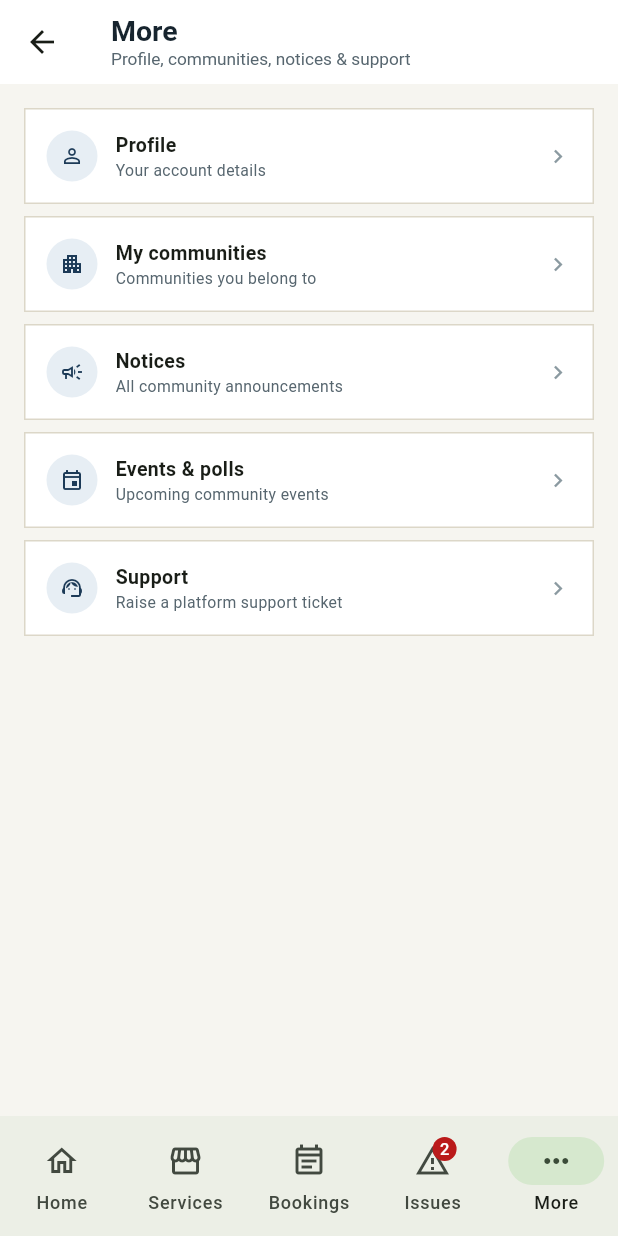
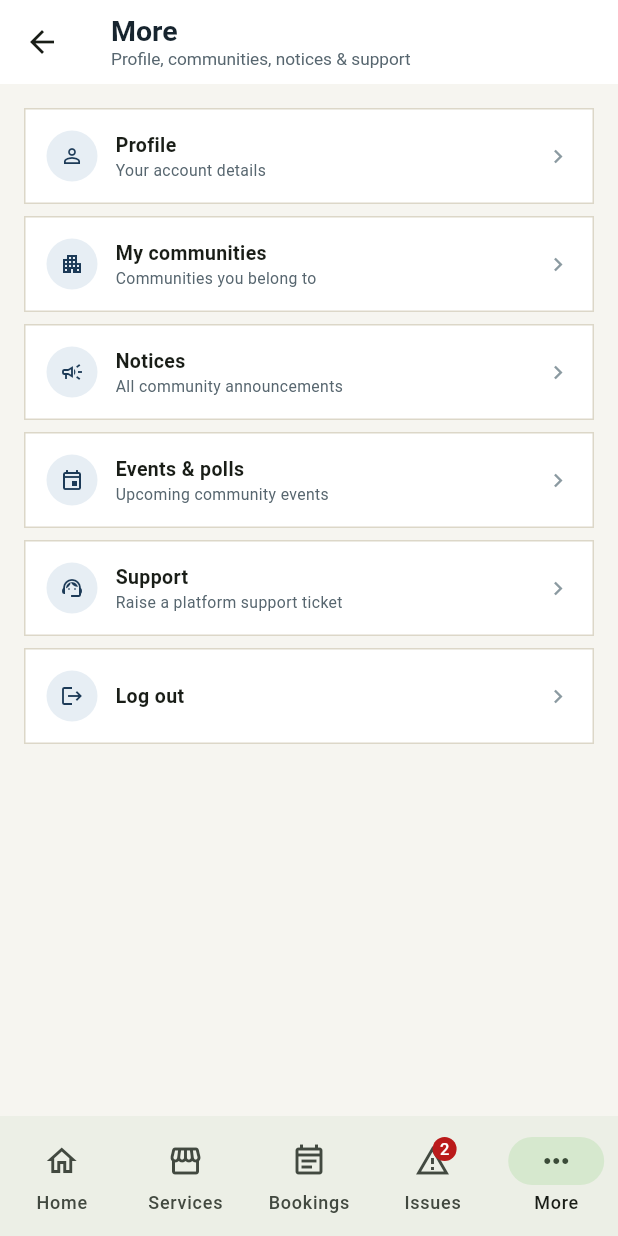
Before and after one commit to Jathin4/neighbourhood-, a Flutter app: the ResidentShell screen opened directly, item 5 of the bottom bar chosen, on a phone screen of 412 x 824 dp. Run offline on Flutter 3.47's test engine with Material 3 defaults, Android fonts, the phone set to English and light mode, and no system bars; our stand-ins replace dio, flutter_riverpod, flutter_secure_storage, go_router; accounts and stored records are empty; network calls fail.

Commit message:
Add Log out directly to Resident's More menu (was only inside Profile)
Matches the Provider portal's convention — sign-out lives at the top-level
More menu, not nested a screen deeper. Kept Switch role inside Profile
since Provider's menu has no role-switching concept to mirror.

Co-Authored-By: Claude Sonnet 5 <noreply@anthropic.com>

```diff
--- a/app/lib/src/features/resident/shell.dart
+++ b/app/lib/src/features/resident/shell.dart
@@ -3,6 +3,7 @@ import 'package:flutter_riverpod/flutter_riverpod.dart';
 
 import '../../shared/me.dart';
 import '../../shared/ticket_ui.dart';
+import '../auth/auth_controller.dart';
 import 'data.dart';
 import 'sub_screens.dart';
 
@@ -470,11 +471,11 @@ class _EventTile extends ConsumerWidget {
 
 // --- MORE ---------------------------------------------------------
 
-class _MoreTab extends StatelessWidget {
+class _MoreTab extends ConsumerWidget {
   const _MoreTab();
 
   @override
-  Widget build(BuildContext context) {
+  Widget build(BuildContext context, WidgetRef ref) {
     return ListView(
       padding: _bodyPad,
       children: [
@@ -507,6 +508,11 @@ class _MoreTab extends StatelessWidget {
           title: 'Support',
           desc: 'Raise a platform support ticket',
           onTap: () => _push(context, const SupportScreen()),
+        ),
+        _MenuRow(
+          icon: Icons.logout,
+          title: 'Log out',
+          onTap: () => ref.read(authControllerProvider.notifier).logout(),
         ),
       ],
     );
```
Also changed, not shown: app/lib/src/features/resident/sub_screens.dart (+0 -13 lines).
